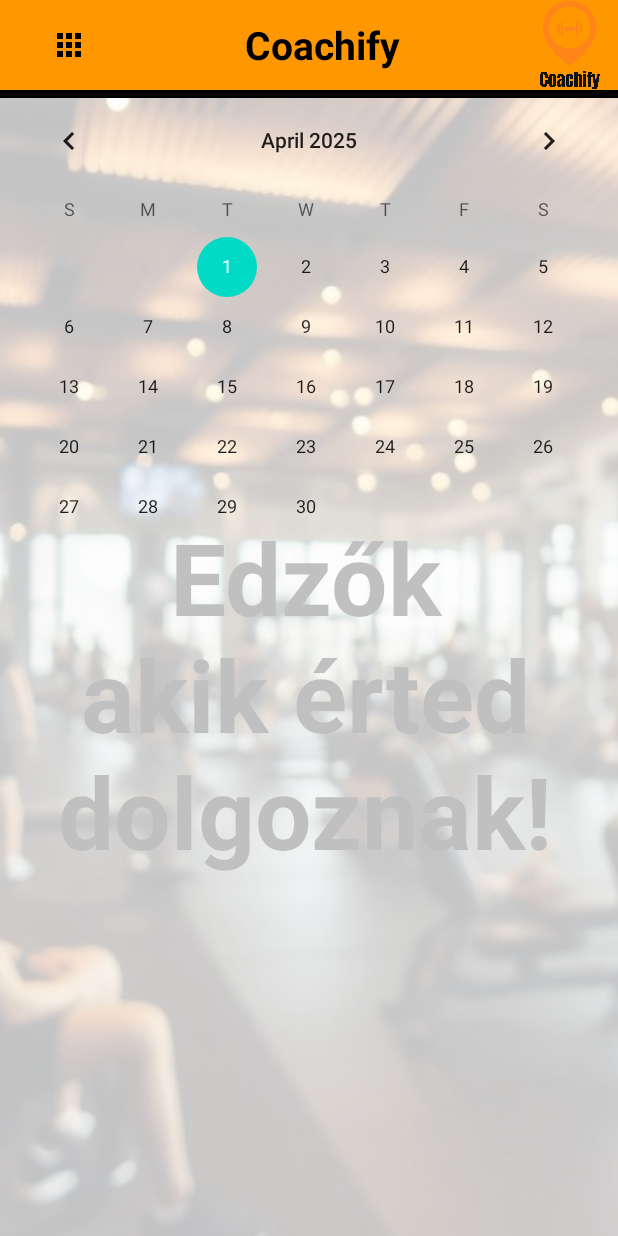
After one commit to Coachify-vizsgaremek/Mobilalkalmazas, an Android app: the fragment CalendarFragment placed in its activity, on a phone screen of 412 x 824 dp. The commit adds this screen. Run offline under Robolectric (Android 15) with nearby library versions, the phone set to English and light mode, and no system bars.

Commit message:
calendar legfobb

```diff
--- /dev/null
+++ b/app/src/main/java/com/example/myapplication/CalendarFragment.java
@@ -0,0 +1,16 @@
+package com.example.myapplication;
+
+import android.os.Bundle;
+import android.view.LayoutInflater;
+import android.view.View;
+import android.view.ViewGroup;
+import androidx.fragment.app.Fragment;
+
+public class CalendarFragment extends Fragment {
+    @Override
+    public View onCreateView(LayoutInflater inflater, ViewGroup container,
+                             Bundle savedInstanceState) {
+
+        return inflater.inflate(R.layout.calendar, container, false);
+    }
+}
--- /dev/null
+++ b/app/src/main/res/drawable/edittext_border.xml
@@ -0,0 +1,6 @@
+<?xml version="1.0" encoding="utf-8"?>
+<shape xmlns:android="http://schemas.android.com/apk/res/android">
+        <solid android:color="@android:color/black"/>
+        <stroke android:width="1dp" android:color="#FFA500"/>
+        <corners android:radius="4dp"/>
+</shape>
--- a/app/src/main/res/layout/activity_main.xml
+++ b/app/src/main/res/layout/activity_main.xml
@@ -4,17 +4,36 @@
     xmlns:tools="http://schemas.android.com/tools"
     android:layout_width="match_parent"
     android:layout_height="match_parent"
+
     tools:openDrawer="start"
     android:id = "@+id/drawerLayout"
     android:fitsSystemWindows="true"
     tools:context=".MainActivity">
 
     <LinearLayout
-        xmlns:android="http://schemas.android.com/apk/res/android"
         android:layout_width="match_parent"
         android:layout_height="match_parent"
         android:background="@drawable/allbackground"
         android:orientation="vertical">
+
+        <FrameLayout
+            android:id="@+id/content_frame"
+            android:layout_width="match_parent"
+            android:layout_height="match_parent"
+            >
+
+            <TextView
+                android:id="@+id/textView"
+                android:layout_width="396dp"
+                android:layout_height="387dp"
+                android:layout_marginLeft="5dp"
+                android:layout_marginTop="340dp"
+                android:textAlignment="center"
+                android:text="Edzők akik érted dolgoznak!"
+                android:textColor="@color/black"
+                android:textStyle="bold"
+                android:textSize="30pt" />
+        </FrameLayout>
 
 
 
@@ -38,4 +57,7 @@
 
 
 
+
+
+
 </androidx.drawerlayout.widget.DrawerLayout>
--- /dev/null
+++ b/app/src/main/res/layout/calendar.xml
@@ -0,0 +1,20 @@
+<?xml version="1.0" encoding="utf-8"?>
+<androidx.constraintlayout.widget.ConstraintLayout xmlns:android="http://schemas.android.com/apk/res/android"
+    xmlns:app="http://schemas.android.com/apk/res-auto"
+    xmlns:tools="http://schemas.android.com/tools"
+    android:layout_width="match_parent"
+    android:layout_height="match_parent">
+
+    <CalendarView
+        android:id="@+id/calendarView"
+        android:layout_width="match_parent"
+        android:layout_height="match_parent"
+        android:background="#80FFFFFF"
+        android:layout_marginTop="60dp"
+        app:layout_constraintTop_toTopOf="parent"
+        app:layout_constraintBottom_toBottomOf="parent"/>
+
+
+
+
+</androidx.constraintlayout.widget.ConstraintLayout>
--- a/app/src/main/res/menu/drawer_item.xml
+++ b/app/src/main/res/menu/drawer_item.xml
@@ -10,7 +10,8 @@
         <item
             android:icon="@drawable/menu"
             android:id="@+id/navMenu"
-            android:title="Menu" />
+            android:title="Menu"
+            android:checked="true"/>
 
         <item
             android:icon="@drawable/news"
```
Also changed, not shown: app/src/main/java/com/example/myapplication/MainActivity.java (+18 -5 lines), app/src/main/res/layout/start_screen.xml (added, +45 -0 lines), app/src/main/res/values/styles.xml (added, +9 -0 lines).
